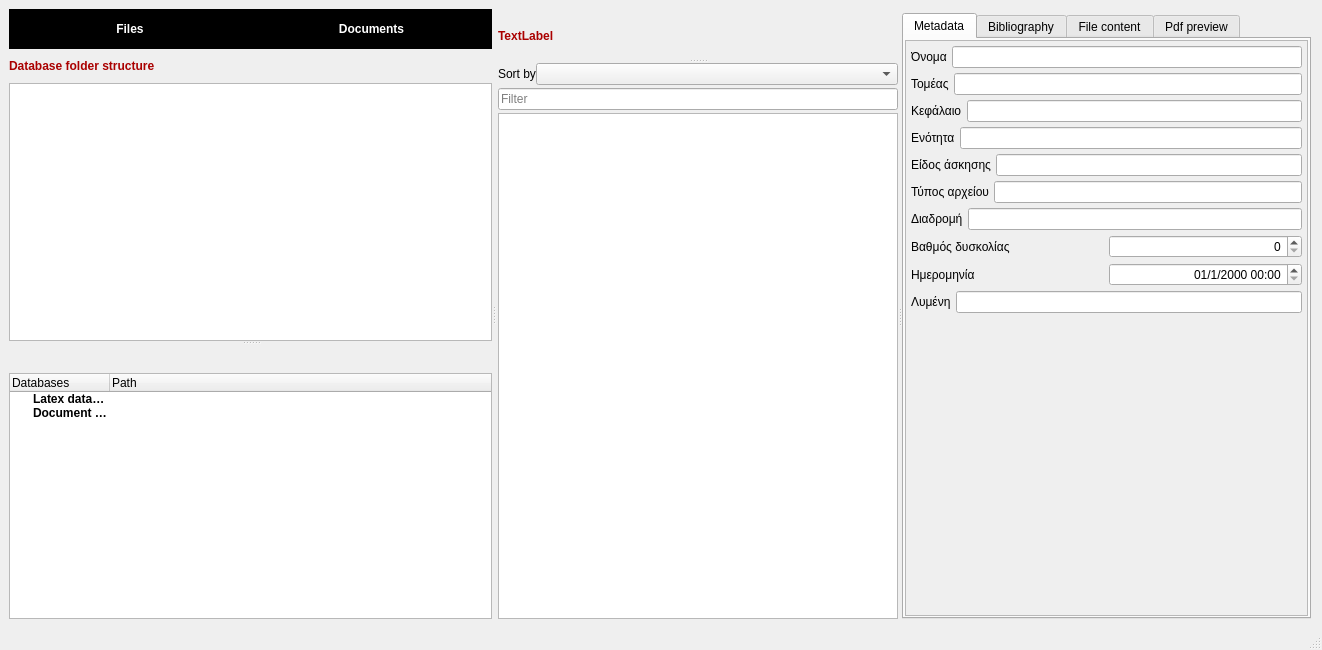
First picture: the form in datatex.ui, repository CSMathematics/DataTex, before the edit.
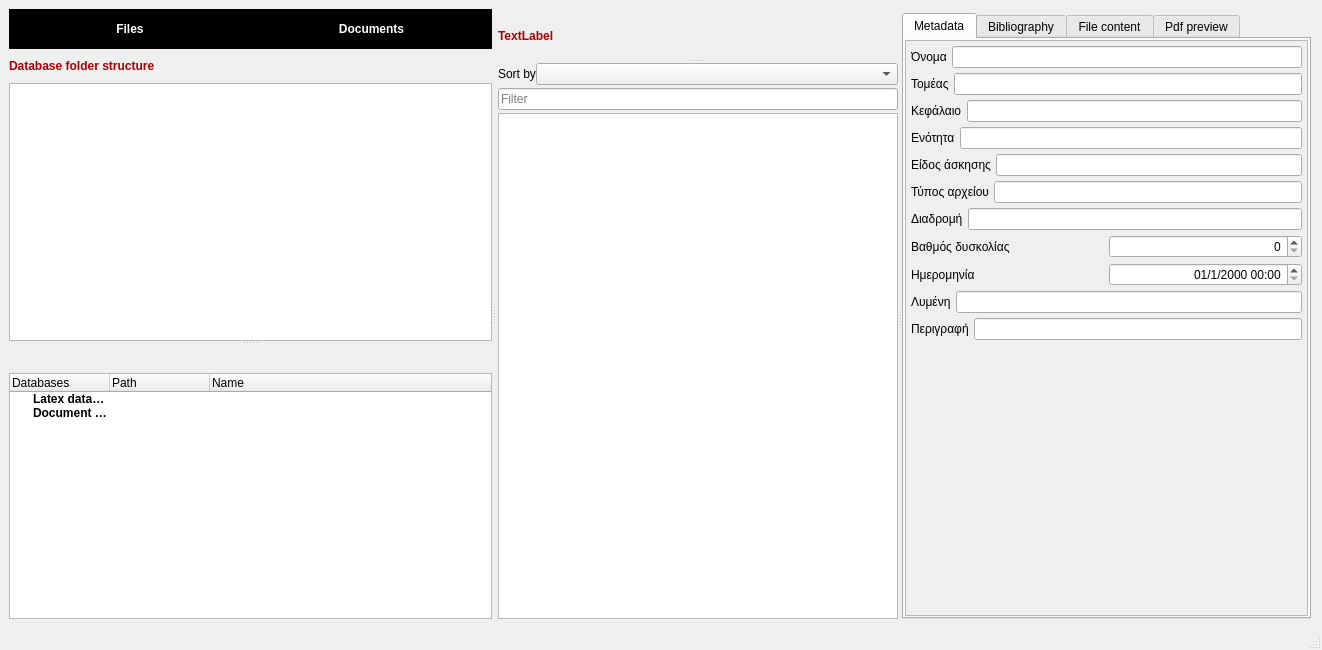
Second picture: the form after the edit. The open tabs and pages were chosen to show the change. Icons and pictures are not drawn. Custom widgets are drawn as their Qt base class.

What changed in the file:
```diff
--- a/datatex.ui
+++ b/datatex.ui
@@ -276,6 +276,11 @@
              <string>Path</string>
             </property>
            </column>
+           <column>
+            <property name="text">
+             <string>Name</string>
+            </property>
+           </column>
            <item>
             <property name="text">
              <string>Latex databases</string>
@@ -290,6 +295,12 @@
              <iconset resource="images.qrc">
               <normaloff>:/images/texfile.svgz</normaloff>:/images/texfile.svgz</iconset>
             </property>
+            <property name="text">
+             <string/>
+            </property>
+            <property name="text">
+             <string/>
+            </property>
            </item>
            <item>
             <property name="text">
@@ -305,6 +316,12 @@
              <iconset resource="images.qrc">
               <normaloff>:/images/pdf.svg</normaloff>:/images/pdf.svg</iconset>
             </property>
+            <property name="text">
+             <string/>
+            </property>
+            <property name="text">
+             <string/>
+            </property>
            </item>
           </widget>
          </item>
@@ -470,8 +487,8 @@
                     <rect>
                      <x>0</x>
                      <y>0</y>
-                     <width>403</width>
-                     <height>536</height>
+                     <width>404</width>
+                     <height>544</height>
                     </rect>
                    </property>
                    <layout class="QGridLayout" name="gridLayout_3">
@@ -675,6 +692,24 @@
                         </item>
                        </layout>
                       </item>
+                      <item>
+                       <layout class="QHBoxLayout" name="horizontalLayout_3">
+                        <item>
+                         <widget class="QLabel" name="label_6">
+                          <property name="text">
+                           <string>Περιγραφή</string>
+                          </property>
+                         </widget>
+                        </item>
+                        <item>
+                         <widget class="QLineEdit" name="DescriptionLine">
+                          <property name="alignment">
+                           <set>Qt::AlignRight|Qt::AlignTrailing|Qt::AlignVCenter</set>
+                          </property>
+                         </widget>
+                        </item>
+                       </layout>
+                      </item>
                      </layout>
                     </item>
                     <item row="1" column="0">
@@ -1493,6 +1528,18 @@
   </widget>
   <widget class="QStatusBar" name="statusbar"/>
  </widget>
+ <customwidgets>
+  <customwidget>
+   <class>LatexTextEdit</class>
+   <extends>QTextEdit</extends>
+   <header>highlighter.h</header>
+  </customwidget>
+  <customwidget>
+   <class>LatexTextBrowser</class>
+   <extends>QTextEdit</extends>
+   <header>highlighter.h</header>
+  </customwidget>
+ </customwidgets>
  <resources>
   <include location="images.qrc"/>
  </resources>
```
Left out of the diff: 55 changed lines with no effect on the pictures.
